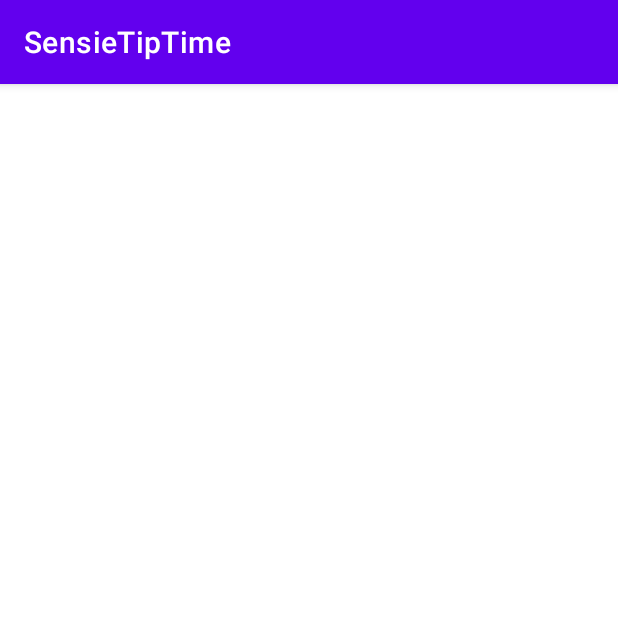
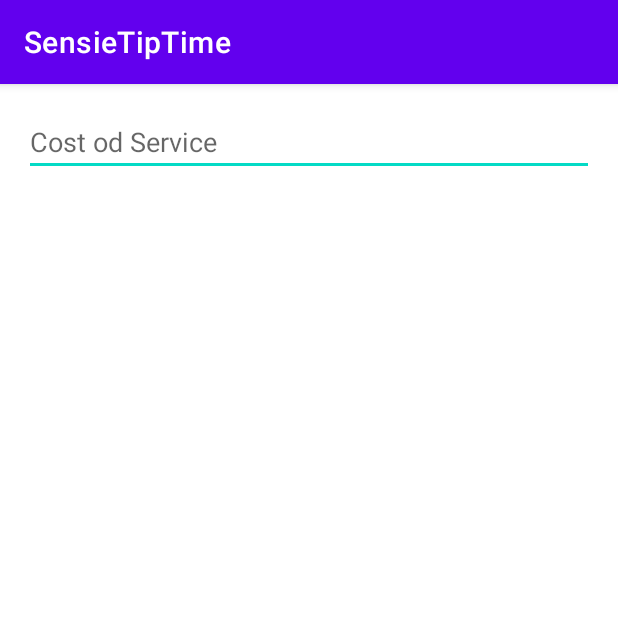
Before and after one commit to R1CKYS3NS31/sensei_3_tiptime_android, an Android app: the screen it shows after launch (MainActivity), on a phone screen of 412 x 824 dp, the top half of it. Run offline under Robolectric (Android 15) with nearby library versions, the phone set to English and light mode, and no system bars.

Commit message:
xml edit text commit

```diff
--- a/app/src/main/res/layout/activity_main.xml
+++ b/app/src/main/res/layout/activity_main.xml
@@ -4,7 +4,17 @@
     xmlns:tools="http://schemas.android.com/tools"
     android:layout_width="match_parent"
     android:layout_height="match_parent"
+    android:padding="16dp"
     tools:context=".MainActivity">
+    <EditText
+        app:layout_constraintStart_toStartOf="parent"
+        app:layout_constraintTop_toTopOf="parent"
+        android:id="@+id/plain_text_input"
+        android:layout_height="wrap_content"
+        android:layout_width="match_parent"
+        android:inputType="numberDecimal"
+        android:hint="Cost od Service"
+        />
 
 
 </androidx.constraintlayout.widget.ConstraintLayout>
```
